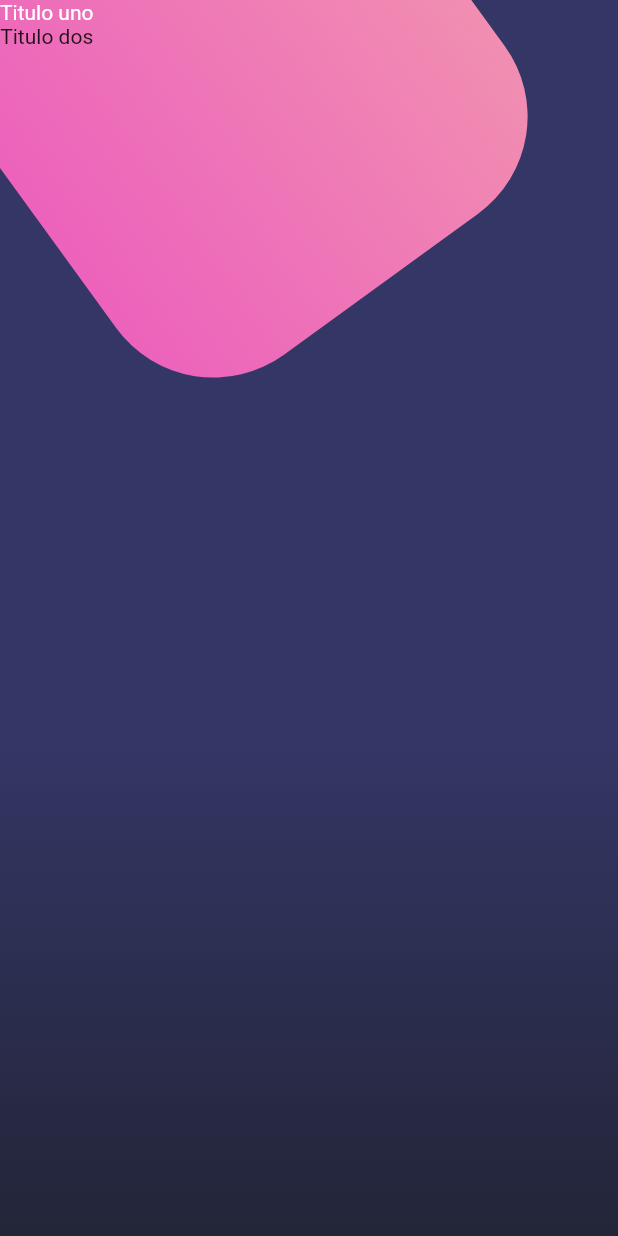
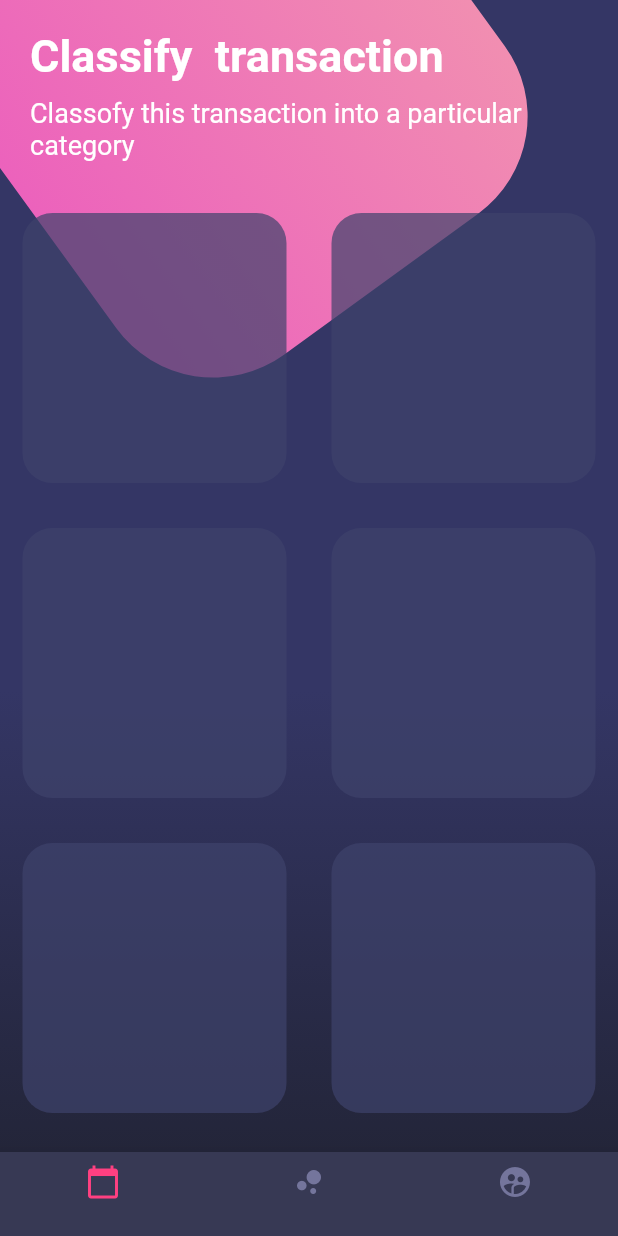
Before and after one commit to duesk/Flutter-test-design-App, a Flutter app: the screen it shows after launch, on a phone screen of 412 x 824 dp. Run offline on Flutter 3.47's test engine with Material 2 defaults, Android fonts, the phone set to English and light mode, and no system bars.

Commit message:
Add bottom app bar with colors

```diff
--- a/lib/src/pages/botones.dart
+++ b/lib/src/pages/botones.dart
@@ -13,22 +13,100 @@ class BotonesPage extends StatelessWidget {
           SingleChildScrollView(
             child: Column(
               children: <Widget>[
-                _titulos()
+                _titulos(),
+                _botonesRedondeados()
               ],
             ) ,
           ),
         ],
       ),
+      bottomNavigationBar: _bottomNavigationBar()
+    );
+  }
 
+  /*
+
+   */
+
+  Widget _botonesRedondeados(){
+    return Table(
+      children: [
+        TableRow(
+          children: [
+            _crearBotonesRedondeados(),
+            _crearBotonesRedondeados()
+          ]
+        ),
+        TableRow(
+          children: [
+            _crearBotonesRedondeados(),
+            _crearBotonesRedondeados()
+          ]
+        ),
+        TableRow(
+          children: [
+            _crearBotonesRedondeados(),
+            _crearBotonesRedondeados()
+          ]
+        )
+        ,    TableRow(
+          children: [
+            _crearBotonesRedondeados(),
+            _crearBotonesRedondeados()
+          ]
+        )
+      ]
     );
+
+  }
+
+  Widget _crearBotonesRedondeados(){
+    return Container(
+      height: 180.0,
+      margin: EdgeInsets.all(15.0),
+      decoration: BoxDecoration(
+        color: Color.fromRGBO(62, 66, 107, 0.7),
+        borderRadius: BorderRadius.circular(20.0)
+      ),
+    );
+
+  }
+
+  Widget _bottomNavigationBar(){
+    return BottomNavigationBar(
+        backgroundColor: Color.fromRGBO(55, 57,84, 1.0),
+        selectedItemColor: Colors.pinkAccent,
+        unselectedItemColor: Color.fromRGBO(116, 117, 156, 1.0)
+        ,
+        items: <BottomNavigationBarItem>[
+          BottomNavigationBarItem(
+            icon: Icon(Icons.calendar_today ),
+            title: Container()
+            //title: Text("hola")
+          ),
+          BottomNavigationBarItem(
+            icon: Icon(Icons.bubble_chart ),
+            title: Container()  // si no quiero ponerle titulo  uso un container
+          ),
+          BottomNavigationBarItem(
+            icon: Icon(Icons.supervised_user_circle ),
+            title: Container()  // si no quiero ponerle titulo  uso un container
+          ),
+        ]
+      );
+
   }
 
   Widget _titulos(){
     return SafeArea(
-          child: Container(
-        child: Column(children: <Widget>[
-          Text("Titulo uno ", style: TextStyle(color: Colors.white, ),),
-          Text("Titulo dos ")
+      child: Container(
+        padding: EdgeInsets.all(20.0),
+        child: Column(
+          crossAxisAlignment: CrossAxisAlignment.start,
+          children: <Widget>[
+            Text("Classify  transaction", style: TextStyle(color: Colors.white, fontSize: 30.0, fontWeight: FontWeight.bold,)),
+            SizedBox(height: 10.0,),
+            Text("Classofy this transaction into a particular category ", style: TextStyle(color: Colors.white, fontSize: 18.0))
         ],)
       ),
     );
```
